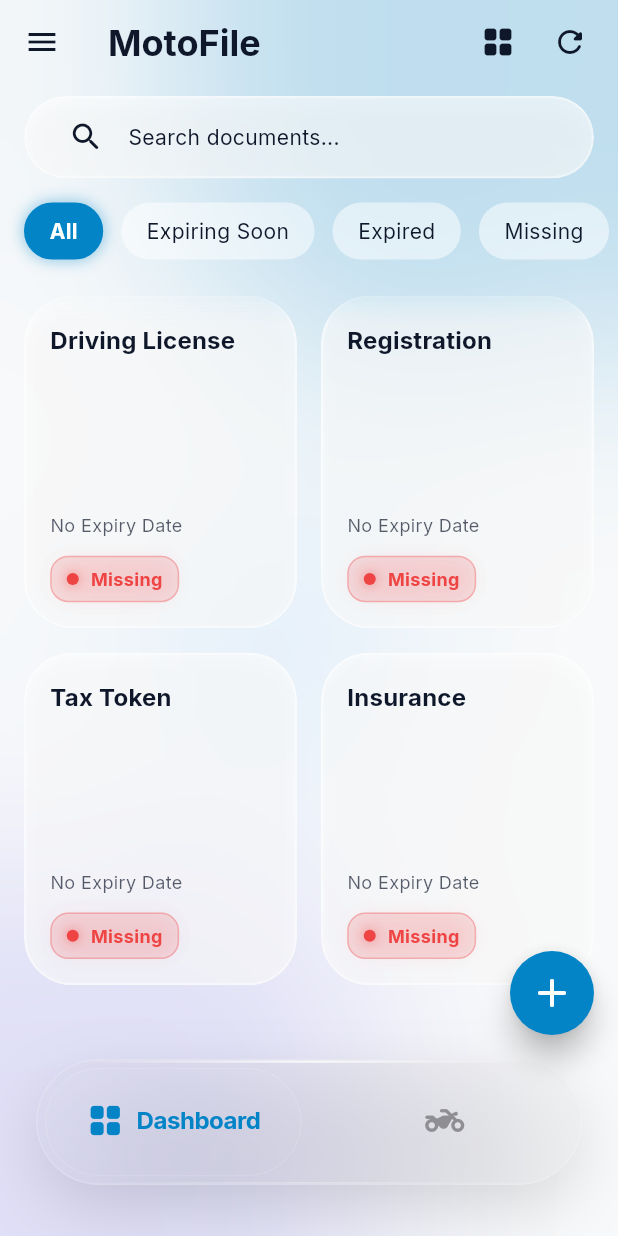
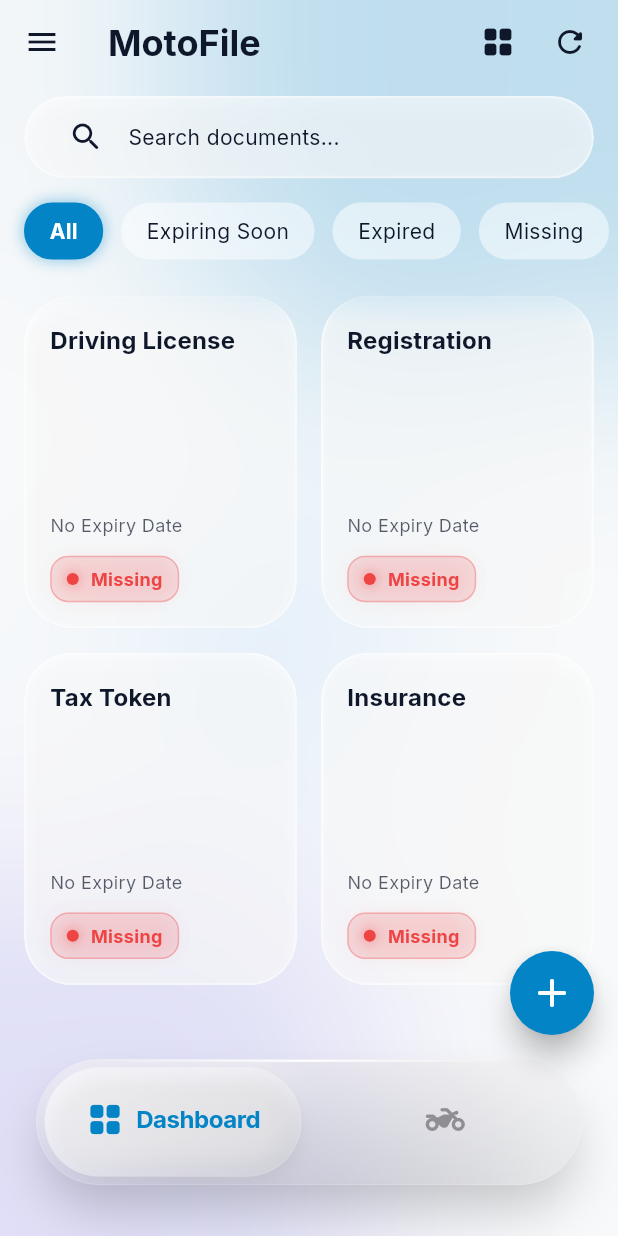
Before and after one commit to Fahimulislamfahim/MotoFile, a Flutter app: the HomeScreen screen opened directly, on a phone screen of 412 x 824 dp. Run offline on Flutter 3.47's test engine with Material 3 defaults, Android fonts, the phone set to English and light mode, and no system bars; drawn by our look-alikes of flutter_animate; our stand-ins replace confetti, file_picker, fl_chart, flutter_local_notifications, google_fonts, image_cropper and 7 more; missing offline and left inert: flutter_pdfview, google_mlkit_text_recognition; accounts and stored records are empty.

Commit message:
feat: Implement the HomeScreen for document management, including search, filtering, view modes, and navigation.

```diff
--- a/lib/presentation/screens/home_screen.dart
+++ b/lib/presentation/screens/home_screen.dart
@@ -570,53 +570,53 @@ class _HomeScreenState extends State<HomeScreen> {
     final isDark = Theme.of(context).brightness == Brightness.dark;
 
     return Container(
-      margin: const EdgeInsets.fromLTRB(24, 0, 24, 34), // Lifted slightly
-      height: 84, // Taller for volume
+      margin: const EdgeInsets.fromLTRB(24, 0, 24, 34),
+      height: 84,
       decoration: BoxDecoration(
         borderRadius: BorderRadius.circular(44),
         boxShadow: [
-          // Ambient Glow/Shadow behind the glass
+          // Ambient Shadow
           BoxShadow(
-            color: isDark ? Colors.black.withOpacity(0.4) : Colors.black.withOpacity(0.15),
-            blurRadius: 40,
-            spreadRadius: -4,
-            offset: const Offset(0, 16),
+            color: Colors.black.withOpacity(isDark ? 0.4 : 0.2),
+            blurRadius: 30,
+            spreadRadius: -5,
+            offset: const Offset(0, 20),
           ),
         ],
       ),
       child: ClipRRect(
         borderRadius: BorderRadius.circular(44),
         child: BackdropFilter(
-          filter: UI.ImageFilter.blur(sigmaX: 40, sigmaY: 40),
+          filter: UI.ImageFilter.blur(sigmaX: 50, sigmaY: 50), // Heavy blur for bending
           child: Container(
             decoration: BoxDecoration(
-              // The Glass Body
-              color: isDark ? Colors.black.withOpacity(0.3) : Colors.white.withOpacity(0.1),
               borderRadius: BorderRadius.circular(44),
               border: Border.all(
-                color: Colors.white.withOpacity(isDark ? 0.08 : 0.2),
-                width: 1,
+                color: Colors.white.withOpacity(isDark ? 0.05 : 0.25),
+                width: 0.5,
               ),
+              // The "Clean Glass Lens" Gradient (Smooth)
               gradient: LinearGradient(
-                begin: Alignment.topLeft,
-                end: Alignment.bottomRight,
+                begin: Alignment.topCenter,
+                end: Alignment.bottomCenter,
+                stops: const [0.0, 1.0],
                 colors: [
-                  isDark ? Colors.white.withOpacity(0.15) : Colors.white.withOpacity(0.4),
-                  isDark ? Colors.white.withOpacity(0.05) : Colors.white.withOpacity(0.1),
+                  isDark ? Colors.white.withOpacity(0.12) : Colors.white.withOpacity(0.3), // Top half reflection
+                  isDark ? Colors.white.withOpacity(0.0) : Colors.white.withOpacity(0.02), // Bottom clear
                 ],
               ),
             ),
             child: Stack(
               children: [
-                // 1. Top Rim Light (Sharp reflection on top edge)
+                // Top Reflection (Rim Light)
                 Positioned(
-                  top: 0, left: 20, right: 20, height: 1.5,
+                  top: 0, left: 30, right: 30, height: 1.5,
                   child: Container(
                     decoration: BoxDecoration(
                       gradient: LinearGradient(
                         colors: [
                           Colors.white.withOpacity(0.0),
-                          Colors.white.withOpacity(0.8),
+                          Colors.white.withOpacity(0.9), // Bright specularity
                           Colors.white.withOpacity(0.0),
                         ],
                       ),
@@ -624,50 +624,55 @@ class _HomeScreenState extends State<HomeScreen> {
                   ),
                 ),
 
-                // 2. Bottom Rim Light (Subtle reflection on bottom edge)
-                 Positioned(
-                  bottom: 0, left: 20, right: 20, height: 1,
-                  child: Container(
-                    decoration: BoxDecoration(
-                      gradient: LinearGradient(
-                        colors: [
-                          Colors.white.withOpacity(0.0),
-                          Colors.white.withOpacity(0.3),
-                          Colors.white.withOpacity(0.0),
-                        ],
-                      ),
-                    ),
-                  ),
-                ),
-
-                // 3. The Liquid Pill (Active State)
+                // Liquid Bubble/Droplet
                 LayoutBuilder(
                   builder: (context, constraints) {
                     return AnimatedAlign(
                       alignment: _currentIndex == 0 ? Alignment.centerLeft : Alignment.centerRight,
-                      duration: const Duration(milliseconds: 650),
-                      curve: Curves.easeOutCubic, // Real-world friction
+                      duration: const Duration(milliseconds: 700),
+                      curve: Curves.fastLinearToSlowEaseIn,
                       child: Container(
                         width: constraints.maxWidth / 2,
                         height: double.infinity,
                         padding: const EdgeInsets.all(5),
                         child: Container(
                           decoration: BoxDecoration(
-                            color: AppColors.primaryLight.withOpacity(0.15),
+                            // Bubble Body
+                            color: isDark ? Colors.white.withOpacity(0.05) : Colors.white.withOpacity(0.2),
                             borderRadius: BorderRadius.circular(40),
                             border: Border.all(
-                              color: Colors.white.withOpacity(0.2),
-                              width: 0.5
+                              color: Colors.white.withOpacity(0.15),
+                              width: 0.5,
                             ),
-                            // Inner volume gradient for the pill
-                            gradient: LinearGradient(
-                              begin: Alignment.topCenter,
-                              end: Alignment.bottomCenter,
-                              colors: [
-                                Colors.white.withOpacity(0.2),
-                                Colors.white.withOpacity(0.05),
-                              ]
-                            )
+                            boxShadow: [
+                               // Inner Light Glint (Simulated volume)
+                               BoxShadow(
+                                 color: Colors.white.withOpacity(isDark ? 0.05 : 0.6),
+                                 blurRadius: 15,
+                                 spreadRadius: -2,
+                                 offset: const Offset(-2, -4) // Top left light source
+                               ),
+                               BoxShadow(
+                                 color: Colors.black.withOpacity(0.1),
+                                 blurRadius: 10,
+                                 spreadRadius: -2,
+                                 offset: const Offset(2, 4) // Bottom right shadow
+                               )
+                            ],
+                          ),
+                          // Inner Gradient for convexity
+                          child: Container(
+                            decoration: BoxDecoration(
+                              borderRadius: BorderRadius.circular(40),
+                              gradient: LinearGradient(
+                                begin: Alignment.topLeft,
+                                end: Alignment.bottomRight,
+                                colors: [
+                                  Colors.white.withOpacity(isDark ? 0.1 : 0.4),
+                                  Colors.white.withOpacity(0.0),
+                                ]
+                              )
+                            ),
                           ),
                         ),
                       ),
@@ -675,7 +680,7 @@ class _HomeScreenState extends State<HomeScreen> {
                   }
                 ),
 
-                // 4. Content (Icons)
+                 // Icons
                 Row(
                   children: [
                     Expanded(
```
